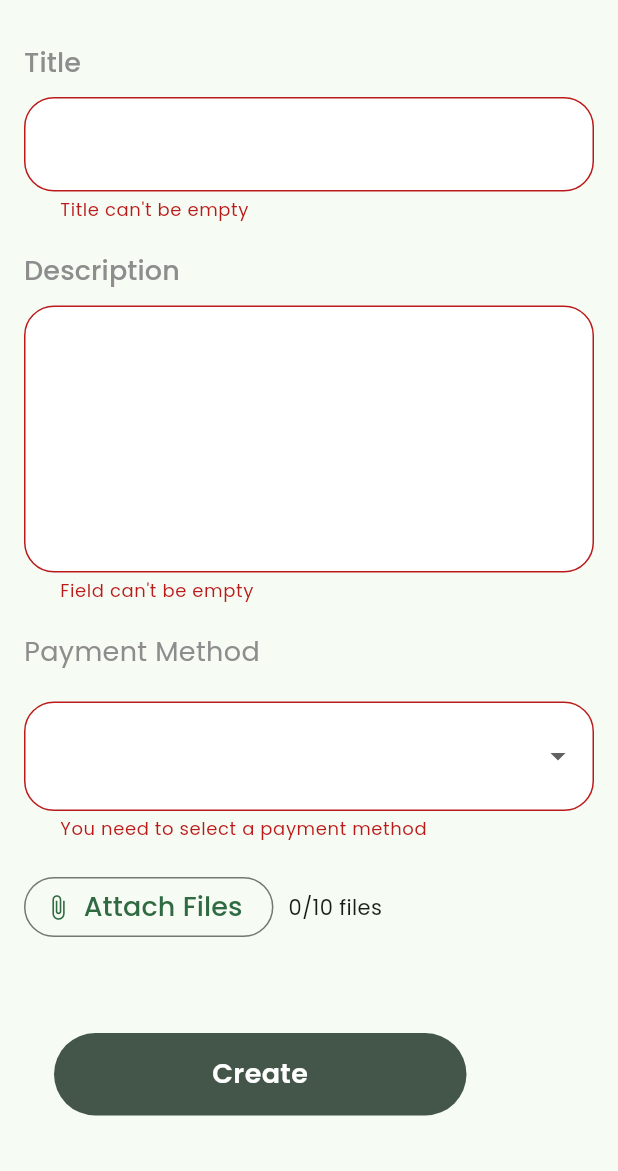
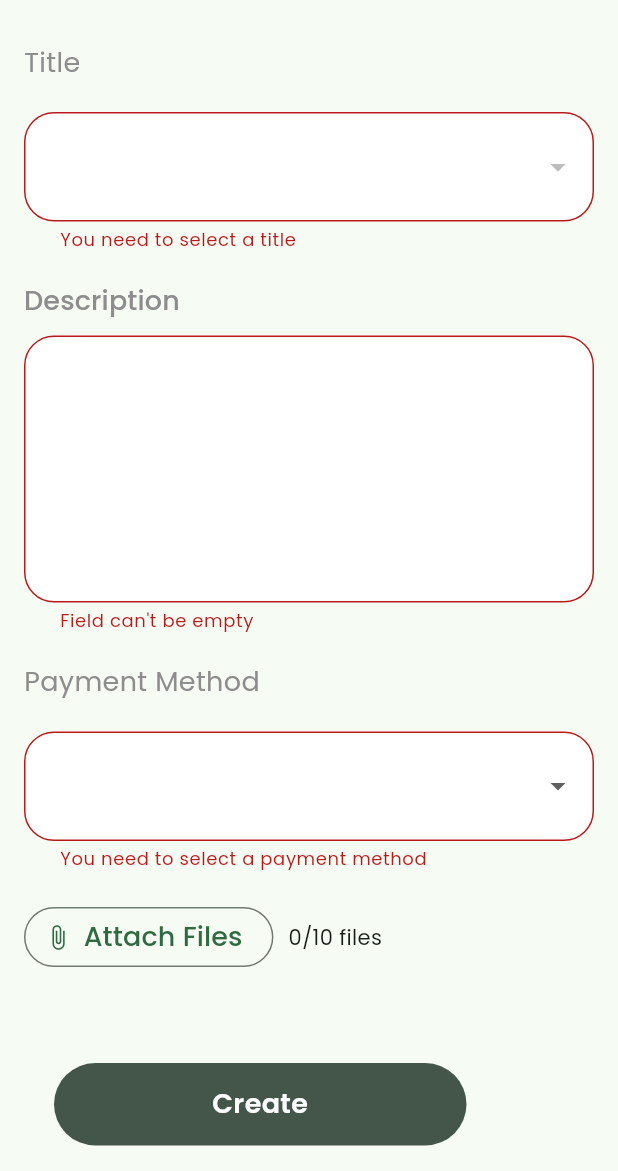
Before and after one commit to Bee-on-Budget/Ticket-app, a Flutter app: the NewTicketScreen screen opened directly, after a tap on "Create", on a phone screen of 412 x 824 dp, the part 65-1236 px from its top. Run offline on Flutter 3.47's test engine with Material 3 defaults, Android fonts, the phone set to English and light mode, and no system bars; our stand-ins replace cached_network_image, cloud_firestore, email_validator, file_picker, firebase_auth, firebase_core and 3 more; missing offline and left inert: ntp; accounts and stored records are empty; statements that could not run were skipped.

Commit message:
Change title from field to dropdown

```diff
--- a/lib/src/modules/screens/tickets/new_ticket_screen.dart
+++ b/lib/src/modules/screens/tickets/new_ticket_screen.dart
@@ -22,7 +22,7 @@ class NewTicketScreen extends StatefulWidget {
 class _NewTicketScreenState extends State<NewTicketScreen> {
   late final GlobalKey<FormState> _formKey;
   String _description = "";
-  String _title = "";
+  String? _title;
   PaymentMethods? _paymentMethod;
   late final FirebaseAuth _auth;
   late final FirebaseStorage _storage;
@@ -54,19 +54,54 @@ class _NewTicketScreenState extends State<NewTicketScreen> {
               crossAxisAlignment: CrossAxisAlignment.start,
               spacing: 20,
               children: [
-                FormFieldOutline(
-                  label: "Title",
-                  child: TextFormField(
-                    validator: (value) {
-                      if (value == null || value.isEmpty) {
-                        return "Title can't be empty";
-                      }
-                      return null;
-                    },
-                    onSaved: (value) {
-                      _title = value!;
-                    },
+                const Text(
+                  "Title",
+                  style: TextStyle(
+                    fontSize: 18,
+                    color: Color(0xFF8D8D8D),
                   ),
+                ),
+                FutureBuilder(
+                  future: DataService.getTitles(),
+                  builder: (context, snapshot) {
+                    if (snapshot.hasError) {
+                      WidgetsBinding.instance.addPostFrameCallback((_) {
+                        // _showErrorSnackBar('Error while loading the titles');
+                        _showErrorSnackBar(snapshot.error.toString());
+                      });
+                    }
+                    final List<String> titles = [];
+                    if(snapshot.hasData) {
+                      titles.addAll(snapshot.data!);
+                    }
+                    return DropdownButtonFormField<String>(
+                      value: _title,
+                      decoration: InputDecoration(),
+                      isExpanded: true,
+                      validator: (value) {
+                        if (value == null || value.isEmpty) {
+                          return "You need to select a title";
+                        }
+                        return null;
+                      },
+                      items: titles
+                          .map(
+                            (title) => DropdownMenuItem<String>(
+                              value: title,
+                              child: Text(title),
+                            ),
+                          )
+                          .toList(),
+                      onChanged: (title){
+                        setState(() {
+                          _title = title!;
+                        });
+                      },
+                      onSaved: (title){
+                        _title = title;
+                      },
+                    );
+                  },
                 ),
                 FormFieldOutline(
                   label: "Description",
@@ -266,7 +301,7 @@ class _NewTicketScreenState extends State<NewTicketScreen> {
       _formKey.currentState!.save();
       await DataService.postATicket(
         uid: user.uid,
-        title: _title,
+        title: _title!,
         description: _description,
         paymentMethod: _paymentMethod!,
         selectedFiles: _selectedFiles,
```
